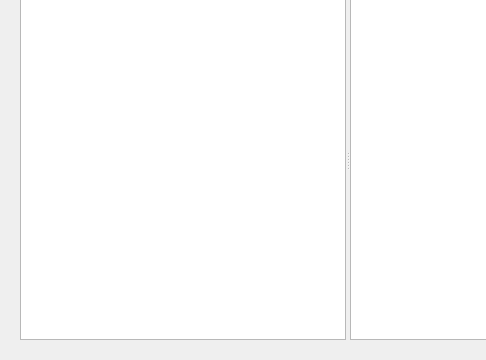
Above: Sources/mapeditorform.ui from griefly/griefly before the change; both pictures show x 0 to 486 and y 126 to 486 of the 696 by 486 pixel window. Below: the same form after it.
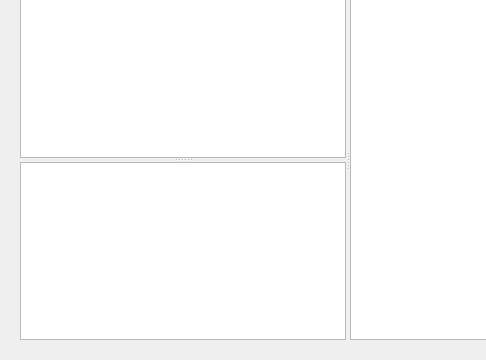
That is the form after the change.

Commit message: Additional list for turfs #74

Diff of the .ui file:
```diff
--- a/Sources/mapeditorform.ui
+++ b/Sources/mapeditorform.ui
@@ -170,10 +170,14 @@
       <widget class="QWidget" name="widget" native="true">
        <layout class="QGridLayout" name="gridLayout">
         <item row="0" column="0">
-         <widget class="QSplitter" name="splitter">
+         <widget class="QSplitter" name="splitter_2">
           <property name="orientation">
            <enum>Qt::Horizontal</enum>
           </property>
+          <widget class="QSplitter" name="splitter">
+           <property name="orientation">
+            <enum>Qt::Vertical</enum>
+           </property>
           <widget class="QListWidget" name="listWidget">
            <property name="minimumSize">
             <size>
@@ -181,6 +185,8 @@
              <height>0</height>
             </size>
            </property>
+           </widget>
+           <widget class="QListWidget" name="listWidgetTurf"/>
           </widget>
           <widget class="QGraphicsView" name="graphicsView"/>
          </widget>
```
Lines whose indentation alone changed are shown as unchanged. The commit also changes 3 other files.
